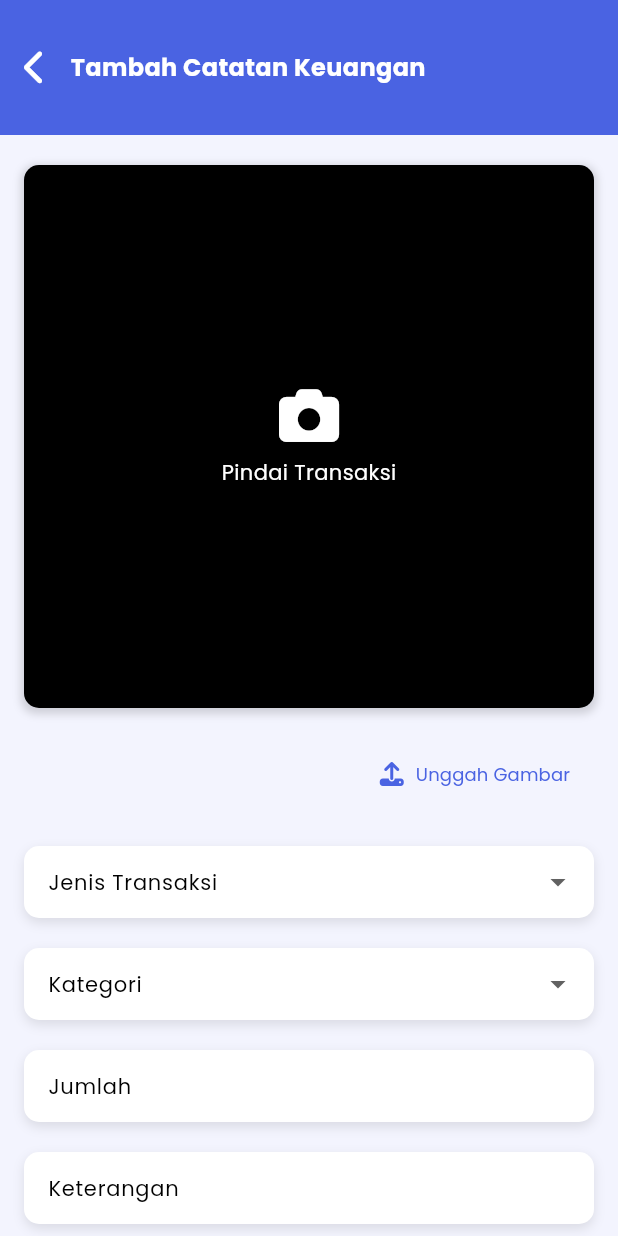
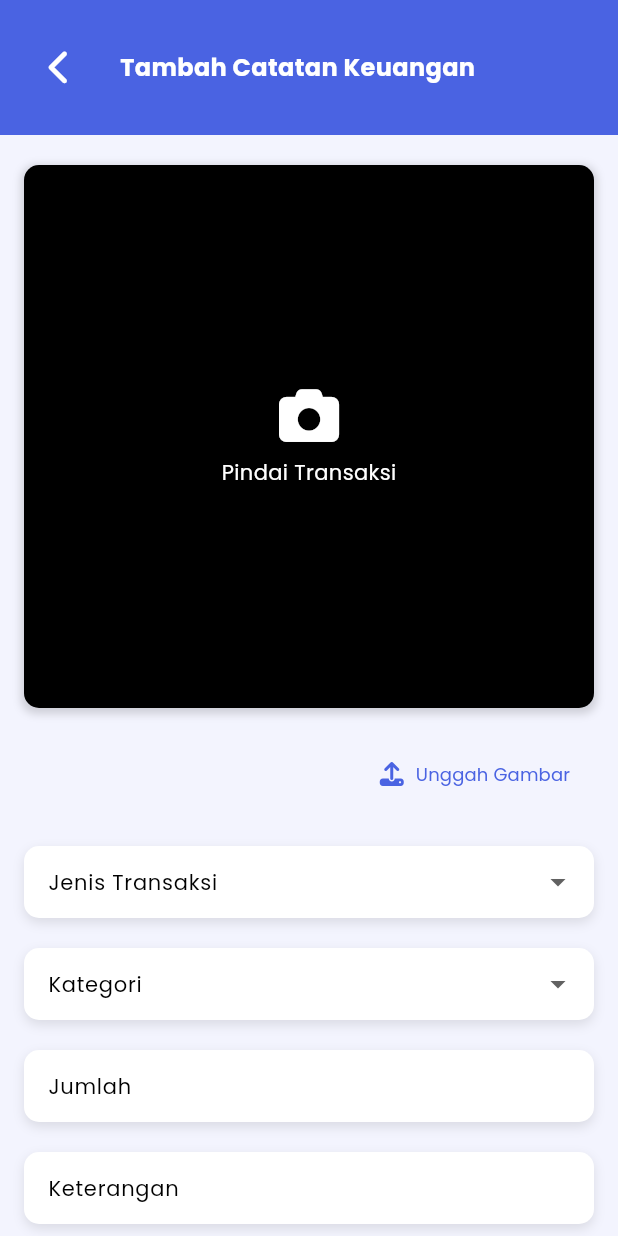
Before and after one commit to wildvylower/MonKeepp, a Flutter app: the AddTransaction screen opened directly, on a phone screen of 412 x 824 dp. Run offline on Flutter 3.47's test engine with Material 3 defaults, Android fonts, the phone set to English and light mode, and no system bars; drawn by our look-alikes of auto_size_text; our stand-ins replace fl_chart, font_awesome_flutter.

Commit message:
benerin navbar sm chevron back

```diff
--- a/lib/Screens/addTransaction.dart
+++ b/lib/Screens/addTransaction.dart
@@ -1,3 +1,5 @@
+
+
 import 'package:auto_size_text/auto_size_text.dart';
 import 'package:flutter/material.dart';
 import 'package:font_awesome_flutter/font_awesome_flutter.dart';
@@ -27,11 +29,15 @@ class AddTransaction extends StatelessWidget {
                       child: Row(
                         mainAxisAlignment: MainAxisAlignment.start,
                         children: [
-                          const FaIcon(
+                           IconButton(
+                            icon : const FaIcon(
                             FontAwesomeIcons.chevronLeft,
                             color: Colors.white,
                             size: 24,
                           ),
+                            onPressed: () {Navigator.pop(context);},
+                            ),
+
                           const SizedBox(width: 16),
                           const AutoSizeText(
                             'Tambah Catatan Keuangan',
@@ -347,7 +353,8 @@ class AddTransaction extends StatelessWidget {
                         const SizedBox(height: 24),
 
                         // Submit Button
-                        Center(
+                        Container(
+                          width: double.infinity,
                           child: ElevatedButton(
                             onPressed: () {
                               // Add save logic
--- a/lib/bottom_navbar.dart
+++ b/lib/bottom_navbar.dart
@@ -25,8 +25,8 @@ class _BottomState extends State<Bottom> {
       context: context,
       builder: (context) {
         return Container(
-          height: 200,
-          width: 390,
+          height: 230,
+          width: double.infinity,
           padding: const EdgeInsets.all(16),
           decoration: BoxDecoration(
             color: Colors.white,
```
